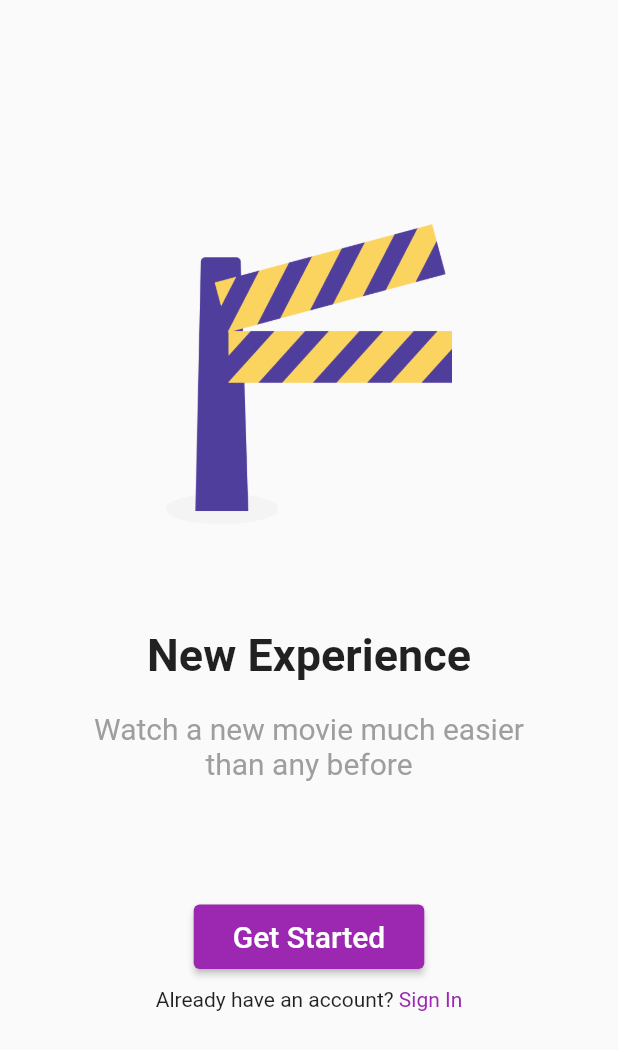
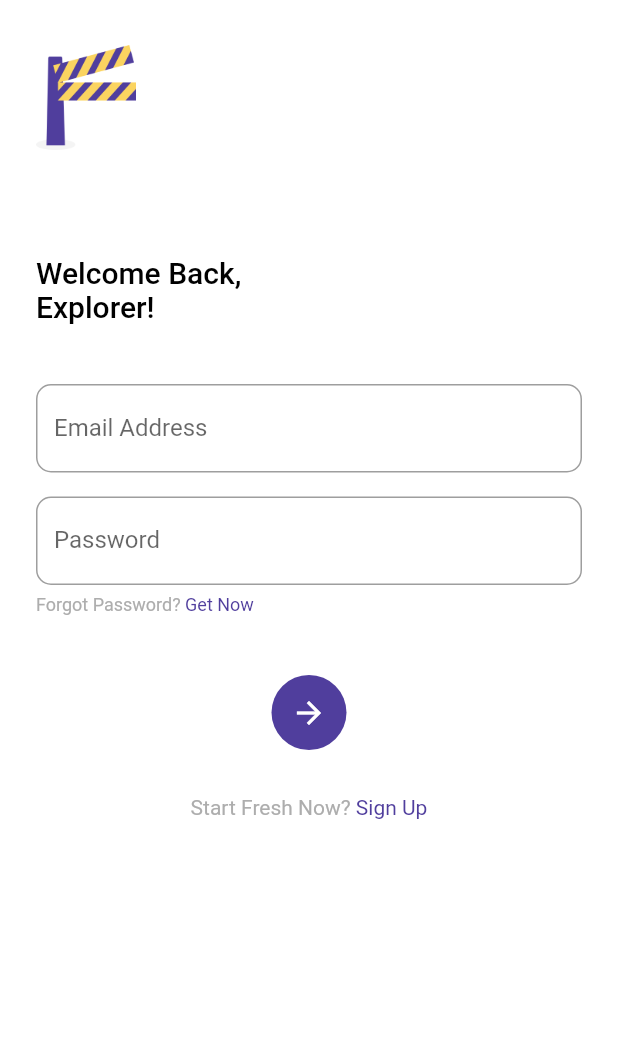
Before and after one commit to rachmanmarjianto/mobileProgramming2021, a Flutter app: the screen it shows after launch, after a tap on "Sign In", on a phone screen of 412 x 824 dp. Shown: the top 1050 px of the screen. Run offline on Flutter 3.47's test engine with Material 2 defaults, Android fonts, the phone set to English and light mode, and no system bars; our stand-ins replace splashscreen.

Commit message:
uts mobile ratna

```diff
--- a/lib/main.dart
+++ b/lib/main.dart
@@ -1,6 +1,6 @@
 import 'package:flutter/material.dart';
 import 'package:splashscreen/splashscreen.dart';
-import 'pages/login.dart';
+import 'pages/landing.dart';
 
 void main() {
   runApp(MyApp());
@@ -11,24 +11,24 @@ class MyApp extends StatelessWidget {
   @override
   Widget build(BuildContext context) {
     return MaterialApp(
-      title: 'Flutter Demo',
+      title: 'Tikcekt',
       theme: ThemeData(
         primarySwatch: Colors.blue,
       ),
       home: SplashScreen(
         seconds: 8,
-        navigateAfterSeconds: Login(),
+        navigateAfterSeconds: Landing(),
         title: new Text(
-          'Belajar Flutter',
+          'MyTicket',
           style: TextStyle(
               fontWeight: FontWeight.bold,
               fontSize: 20,
-              color: Colors.white
+              color: Colors.deepPurple
           ),
         ),
-        image: Image.asset('assets/unair_mbkm.png'),
+        image: Image.asset('assets/logo.png'),
         photoSize: 100,
-        backgroundColor: Colors.blue,
+        backgroundColor: Colors.amber,
         loaderColor: Colors.white,
       ),
     );
--- /dev/null
+++ b/lib/pages/landing.dart
@@ -0,0 +1,100 @@
+import 'package:flutter/material.dart';
+import 'registrasi.dart';
+import 'login.dart';
+
+class Landing extends StatelessWidget{
+  @override
+  Widget build(BuildContext context) {
+    return MaterialApp(
+      home: Scaffold(
+        body: Center(
+          child: Column(
+            crossAxisAlignment: CrossAxisAlignment.center,
+            mainAxisAlignment: MainAxisAlignment.center,
+            children: [
+              Image.asset(
+                'assets/logo.png',
+                height: 200,
+              ),
+              Container(
+                padding: EdgeInsets.only(top: 70),
+                child: Text(
+                  "New Experience",
+                  style: new TextStyle(
+                      fontSize: 30,
+                      fontWeight: FontWeight.bold
+                  ),
+                ),
+              ),
+              Container(
+                padding: EdgeInsets.only(top:20),
+                width: MediaQuery.of(context).size.width * 0.8,
+                child: Text(
+                  "Watch a new movie much easier than any before",
+                  textAlign: TextAlign.center,
+                  style: TextStyle(
+                    color: Colors.grey,
+                    fontSize: 20
+                  ),
+                ),
+              ),
+              Container(
+                padding: EdgeInsets.only(top: 80),
+                child: ElevatedButton(
+                    onPressed: (){
+                      Navigator.push(
+                        context,
+                        MaterialPageRoute(
+                          builder: (context) => Registrasi()
+                        )
+                      );
+                    },
+                    child: Container(
+                      padding: EdgeInsets.all(10),
+                      child: Text(
+                        "Get Started",
+                        style: TextStyle(
+                          fontSize: 20,
+                        ),
+                      ),
+                    ),
+                  style: ElevatedButton.styleFrom(
+                    primary: Color(0xFF503E9D)
+                  ),
+                ),
+              ),
+              Container(
+                padding: EdgeInsets.all(5),
+              ),
+              Row(
+                mainAxisAlignment: MainAxisAlignment.center,
+                children: [
+                  Text("Already have an account? "),
+                  GestureDetector(
+                    onTap: (){
+                      Navigator.push(
+                        context,
+                        MaterialPageRoute(
+                          builder: (context) => Login()
+                        )
+                      );
+                    },
+                    child: Text(
+                      "Sign In",
+                      style: TextStyle(
+                          color: Color(0xFF503E9D)
+                      ),
+                    ),
+                  )
+
+                ],
+              ),
+
+            ],
+          ),
+        ),
+      ),
+    );
+
+  }
+}
--- a/lib/pages/login.dart
+++ b/lib/pages/login.dart
@@ -1,86 +1,138 @@
 import 'package:flutter/material.dart';
+import 'registrasi.dart';
 
-class Login extends StatelessWidget{
+class Login extends StatefulWidget {
+  const Login({ Key? key }) : super(key: key);
+
+  @override
+  _LoginState createState() => _LoginState();
+}
+
+class _LoginState extends State<Login> {
   @override
   Widget build(BuildContext context) {
-    return MaterialApp(
-      home: Scaffold(
-        body: Center(
-          child: Column(
-            crossAxisAlignment: CrossAxisAlignment.center,
+    return Scaffold(
+          backgroundColor: Colors.white,
+          body: Container(
+            padding: EdgeInsets.symmetric(horizontal: 24),
+            child: ListView(
+              children: <Widget>[
+                Column(
                   mainAxisAlignment: MainAxisAlignment.center,
-            children: [
-              Image.asset(
-                'assets/logo.png',
-                height: 200,
+                  crossAxisAlignment: CrossAxisAlignment.start,
+                  children: <Widget>[
+                    SizedBox(height: 30),
+                    SizedBox(
+                      height: 70,
+                      child: Image.asset("assets/logo.png"),
                     ),
                     Container(
-                padding: EdgeInsets.only(top: 70),
+                      margin: EdgeInsetsDirectional.only(top: 70, bottom: 40),
                       child: Text(
-                  "New Experience",
-                  style: new TextStyle(
-                      fontSize: 30,
-                      fontWeight: FontWeight.bold
+                        "Welcome Back,\nExplorer!",
+                        style: TextStyle(
+                          color:Colors.black,
+                          fontWeight: FontWeight.w500,
+                          fontSize: 20),
                       ),
                     ),
+                    TextField(
+                      decoration: InputDecoration(
+                          border: OutlineInputBorder(
+                            borderRadius: BorderRadius.circular(10),
                           ),
-              Container(
-                padding: EdgeInsets.only(top:20),
-                width: MediaQuery.of(context).size.width * 0.8,
-                child: Text(
-                  "Watch a new movie much easier than any before",
-                  textAlign: TextAlign.center,
+                          labelText: "Email Address",
+                          hintText: "Email Address"),
+                    ),
+                    SizedBox(height: 16),
+                    TextField(
+                      obscureText: true,
+                      decoration: InputDecoration(
+                          border: OutlineInputBorder(
+                            borderRadius: BorderRadius.circular(10),
+                          ),
+                          labelText: "Password",
+                          hintText: "Password"),
+                    ),
+                    SizedBox(
+                      height: 6,
+                    ),
+                    Row(
+                      children: <Widget>[
+                        Text(
+                          "Forgot Password? ",
                           style: TextStyle(
-                    color: Colors.grey,
-                    fontSize: 20
+                            color: Color(0xFFADADAD),
+                            fontSize: 12,
+                            fontWeight: FontWeight.w400
                               ),
                         ),
+                        Text(
+                          "Get Now",
+                          style:TextStyle(
+                            color: Color(0xFF503E9D),
+                            fontSize: 12,
+                            fontWeight: FontWeight.w400
                               ),
-              Container(
-                padding: EdgeInsets.only(top: 80),
-                child: ElevatedButton(
-                    onPressed: (){},
-                    child: Container(
-                      padding: EdgeInsets.all(10),
-                      child: Text(
-                        "Get Started",
-                        style: TextStyle(
-                          fontSize: 20,
-                        ),
-                      ),
-                    ),
-                  style: ElevatedButton.styleFrom(
-                    primary: Colors.purple
-                  ),
-                ),
-              ),
-              Container(
-                padding: EdgeInsets.all(5),
-              ),
-              Row(
-                mainAxisAlignment: MainAxisAlignment.center,
-                children: [
-                  Text("Already have an account? "),
-                  GestureDetector(
-                    onTap: (){
-                      print("hallo");
-                    },
-                    child: Text(
-                      "Sign In",
-                      style: TextStyle(
-                          color: Colors.purple
-                      ),
-                    ),
-                  )
-
-                ],
                         ),
 
                       ],
                     ),
+                    Center(
+                      child: Container(
+                        width: 50,
+                        height: 50,
+                        margin: EdgeInsets.only(top: 40, bottom: 30),
+                        child: FloatingActionButton(
+                          child: Icon(Icons.arrow_forward),
+                          backgroundColor: Color(0xFF503E9D),
+                          elevation:0,
+                          onPressed: (){
+                            // Navigator.push(
+                            //   context,
+                            //   MaterialPageRoute(
+                            //     builder: (context) => Preference()
+                            //   )
+                            // );
+                          }
+                        )
                       ),
                     ),
+                    Row(
+                      mainAxisAlignment: MainAxisAlignment.center,
+
+                      children: <Widget>[
+                        Text(
+                          "Start Fresh Now? ",
+                          style: TextStyle(
+                            color: Color(0xFFADADAD),
+                            fontWeight: FontWeight.w400
+                            ),
+                        ),
+                        GestureDetector(
+                          onTap: (){
+                            Navigator.push(
+                              context,
+                              MaterialPageRoute(
+                                builder: (context) => Registrasi()
+                              )
                             );
+                          },
+                          child: Text(
+                          "Sign Up",
+                          style:TextStyle(
+                            color: Color(0xFF503E9D),
+                            fontWeight: FontWeight.w400
+                            ),
+                        )
+                        ),
 
+                      ],
+                    )
+                  ],
+                ),
+              ],
+            ),
+          ));
   }
 }
```
Also changed, not shown: lib/pages/preference.dart (added, +201 -0 lines), lib/pages/registrasi.dart (added, +146 -0 lines), pubspec.yaml (+9 -6 lines), assets/icon/icon.png (added), assets/user_pic.png (added), pubspec.lock, 36 other files. Lines whose indentation alone changed are shown as unchanged.
